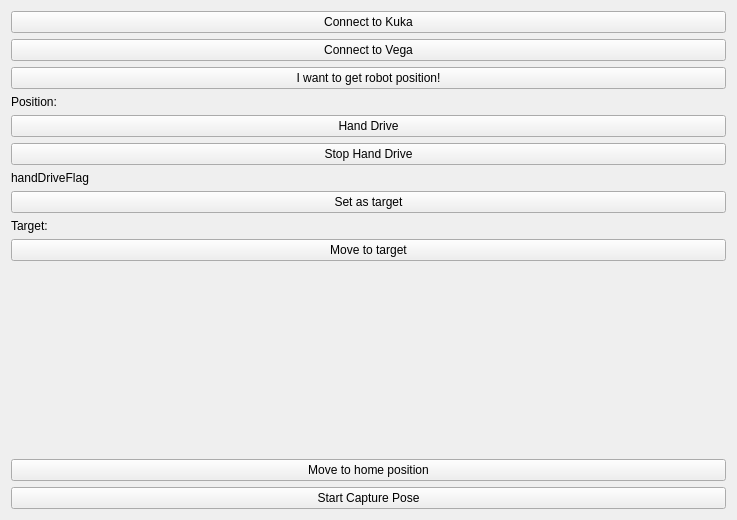
Qt form Plugins/org.mitk.lancet.recordandmove/src/internal/RecordAndMoveControls.ui (zhaomengxiao/LancetMITK-Adition) before a commit.
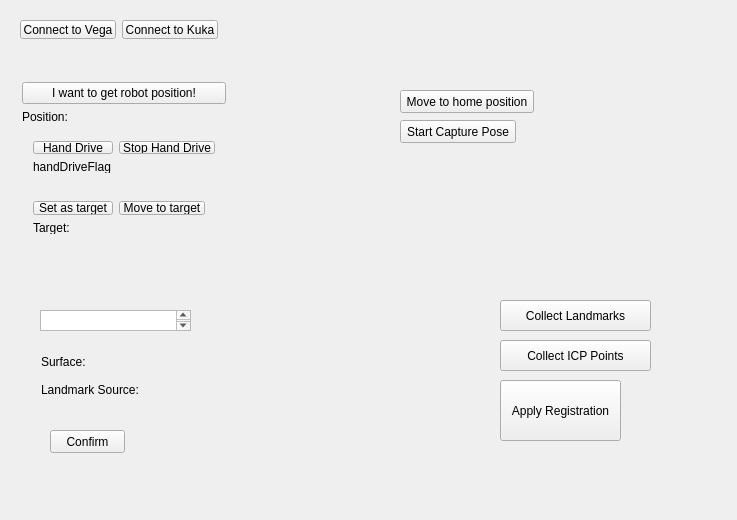
The same form after that commit. Custom widgets are drawn as their Qt base class.

Commit message:
Feature/RecordAndMove image registration finished
Feature/RecordAndMove image registration finished

What changed in the file:
```diff
--- a/Plugins/org.mitk.lancet.recordandmove/src/internal/RecordAndMoveControls.ui
+++ b/Plugins/org.mitk.lancet.recordandmove/src/internal/RecordAndMoveControls.ui
@@ -19,14 +19,16 @@
   <property name="windowTitle">
    <string>QmitkTemplate</string>
   </property>
-  <layout class="QVBoxLayout" name="verticalLayout">
-   <item>
-    <widget class="QPushButton" name="pushButton_connectKuka">
-     <property name="text">
-      <string>Connect to Kuka</string>
-     </property>
-    </widget>
-   </item>
+  <widget class="QWidget" name="widget" native="true">
+   <property name="geometry">
+    <rect>
+     <x>9</x>
+     <y>9</y>
+     <width>220</width>
+     <height>41</height>
+    </rect>
+   </property>
+   <layout class="QHBoxLayout" name="horizontalLayout">
    <item>
     <widget class="QPushButton" name="pushButton_connectVega">
      <property name="text">
@@ -35,6 +37,64 @@
     </widget>
    </item>
    <item>
+     <widget class="QPushButton" name="pushButton_connectKuka">
+      <property name="text">
+       <string>Connect to Kuka</string>
+      </property>
+     </widget>
+    </item>
+   </layout>
+  </widget>
+  <widget class="QWidget" name="widget_5" native="true">
+   <property name="geometry">
+    <rect>
+     <x>380</x>
+     <y>70</y>
+     <width>201</width>
+     <height>91</height>
+    </rect>
+   </property>
+   <widget class="QPushButton" name="pushButton_moveToHomePosition">
+    <property name="geometry">
+     <rect>
+      <x>20</x>
+      <y>20</y>
+      <width>134</width>
+      <height>23</height>
+     </rect>
+    </property>
+    <property name="text">
+     <string>Move to home position</string>
+    </property>
+   </widget>
+   <widget class="QPushButton" name="pushButton_capturePose">
+    <property name="geometry">
+     <rect>
+      <x>20</x>
+      <y>50</y>
+      <width>116</width>
+      <height>23</height>
+     </rect>
+    </property>
+    <property name="text">
+     <string>Start Capture Pose</string>
+    </property>
+   </widget>
+  </widget>
+  <widget class="QWidget" name="widget_6" native="true">
+   <property name="geometry">
+    <rect>
+     <x>0</x>
+     <y>60</y>
+     <width>250</width>
+     <height>207</height>
+    </rect>
+   </property>
+   <layout class="QFormLayout" name="formLayout">
+    <item row="0" column="0">
+     <widget class="QWidget" name="widget_2" native="true">
+      <layout class="QFormLayout" name="formLayout_2">
+       <item row="0" column="0" colspan="2">
     <widget class="QPushButton" name="pushButton_recordPosition">
      <property name="toolTip">
       <string>Do image processing</string>
@@ -44,85 +104,176 @@
      </property>
     </widget>
    </item>
-   <item>
+       <item row="1" column="0">
     <widget class="QLabel" name="label_position">
      <property name="text">
       <string>Position: </string>
      </property>
     </widget>
    </item>
-   <item>
+       <item row="2" column="0">
+        <widget class="QWidget" name="widget_3" native="true">
+         <layout class="QGridLayout" name="gridLayout_2">
+          <item row="0" column="0">
     <widget class="QPushButton" name="pushButton_handDrive">
      <property name="text">
       <string>Hand Drive</string>
      </property>
     </widget>
    </item>
-   <item>
+          <item row="0" column="1">
     <widget class="QPushButton" name="pushButton_stopHandDrive">
      <property name="text">
       <string>Stop Hand Drive</string>
      </property>
     </widget>
    </item>
-   <item>
+          <item row="1" column="0">
     <widget class="QLabel" name="label_handDriveFlag">
      <property name="text">
       <string>handDriveFlag</string>
      </property>
     </widget>
    </item>
-   <item>
+         </layout>
+        </widget>
+       </item>
+       <item row="3" column="0">
+        <widget class="QWidget" name="widget_4" native="true">
+         <layout class="QGridLayout" name="gridLayout_3">
+          <item row="0" column="0">
     <widget class="QPushButton" name="pushButton_setAsTarget">
      <property name="text">
       <string>Set as target</string>
      </property>
     </widget>
    </item>
-   <item>
-    <widget class="QLabel" name="label_target">
-     <property name="text">
-      <string>Target:</string>
-     </property>
-    </widget>
-   </item>
-   <item>
+          <item row="0" column="1">
     <widget class="QPushButton" name="pushButton_moveToTarget">
      <property name="text">
       <string>Move to target</string>
      </property>
     </widget>
    </item>
-   <item>
-    <spacer name="verticalSpacer">
-     <property name="orientation">
-      <enum>Qt::Vertical</enum>
-     </property>
-     <property name="sizeHint" stdset="0">
-      <size>
-       <width>20</width>
-       <height>40</height>
-      </size>
-     </property>
-    </spacer>
-   </item>
-   <item>
-    <widget class="QPushButton" name="pushButton_moveToHomePosition">
+          <item row="1" column="0">
+           <widget class="QLabel" name="label_target">
+            <property name="text">
+             <string>Target:</string>
+            </property>
+           </widget>
+          </item>
+         </layout>
+        </widget>
+       </item>
+      </layout>
+     </widget>
+    </item>
+   </layout>
+  </widget>
+  <widget class="QWidget" name="widget_7" native="true">
+   <property name="geometry">
+    <rect>
+     <x>30</x>
+     <y>340</y>
+     <width>271</width>
+     <height>71</height>
+    </rect>
+   </property>
+   <layout class="QGridLayout" name="gridLayout">
+    <item row="0" column="0">
+     <widget class="QLabel" name="label_surface">
      <property name="text">
-      <string>Move to home position</string>
+       <string>Surface:</string>
      </property>
     </widget>
    </item>
-   <item>
-    <widget class="QPushButton" name="pushButton_capturePose">
+    <item row="0" column="1">
+     <widget class="QmitkSingleNodeSelectionWidget" name="mitkNodeSelectWidget_surface_regis" native="true"/>
+    </item>
+    <item row="1" column="0">
+     <widget class="QLabel" name="label_landMarkSource">
      <property name="text">
-      <string>Start Capture Pose</string>
+       <string>Landmark Source:</string>
      </property>
     </widget>
    </item>
-  </layout>
+    <item row="1" column="1">
+     <widget class="QmitkSingleNodeSelectionWidget" name="mitkNodeSelectWidget_landmark_src" native="true"/>
+    </item>
+   </layout>
+  </widget>
+  <widget class="QTextBrowser" name="textBrowser">
+   <property name="geometry">
+    <rect>
+     <x>40</x>
+     <y>310</y>
+     <width>151</width>
+     <height>21</height>
+    </rect>
+   </property>
+  </widget>
+  <widget class="QPushButton" name="pushButton_assembleNavigationObject">
+   <property name="geometry">
+    <rect>
+     <x>50</x>
+     <y>430</y>
+     <width>75</width>
+     <height>23</height>
+    </rect>
+   </property>
+   <property name="text">
+    <string>Confirm</string>
+   </property>
+  </widget>
+  <widget class="QPushButton" name="pushButton_collectLandmark">
+   <property name="geometry">
+    <rect>
+     <x>500</x>
+     <y>300</y>
+     <width>151</width>
+     <height>31</height>
+    </rect>
+   </property>
+   <property name="text">
+    <string>Collect Landmarks</string>
+   </property>
+  </widget>
+  <widget class="QPushButton" name="pushButton_collectIcp">
+   <property name="geometry">
+    <rect>
+     <x>500</x>
+     <y>340</y>
+     <width>151</width>
+     <height>31</height>
+    </rect>
+   </property>
+   <property name="text">
+    <string>Collect ICP Points</string>
+   </property>
+  </widget>
+  <widget class="QPushButton" name="pushButton_applyRegistration">
+   <property name="geometry">
+    <rect>
+     <x>500</x>
+     <y>380</y>
+     <width>121</width>
+     <height>61</height>
+    </rect>
+   </property>
+   <property name="text">
+    <string>Apply Registration</string>
+   </property>
+  </widget>
  </widget>
  <layoutdefault spacing="6" margin="11"/>
+ <customwidgets>
+  <customwidget>
+   <class>QmitkSingleNodeSelectionWidget</class>
+   <extends>QWidget</extends>
+   <header location="global">QmitkSingleNodeSelectionWidget.h</header>
+   <container>1</container>
+  </customwidget>
+ </customwidgets>
  <resources/>
  <connections/>
 </ui>
```
Lines whose indentation alone changed are shown as unchanged. The commit also changes 3 other files.
